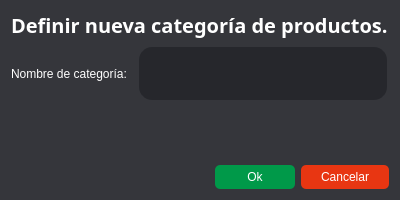
The window that POS_Application/src/ui/categoryformdialog.ui (Svndda/POS) describes before a commit, drawn with Qt 5.
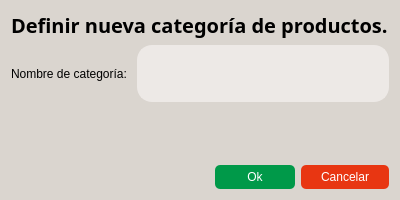
The same window after the commit.

Commit message:
feat/refactor: Theme color changed. CategoryPage added..
- Color application theme changed from grays to white/beige.
- Added inventorySubPage to show the registered categories.

```diff
--- a/POS_Application/src/ui/categoryformdialog.ui
+++ b/POS_Application/src/ui/categoryformdialog.ui
@@ -35,8 +35,8 @@
    <string>Dialog</string>
   </property>
   <property name="styleSheet">
-   <string notr="true">background-color: rgb(53, 54, 59);
-color: rgb(255, 255, 255);</string>
+   <string notr="true">color: black;
+background-color: rgb(218, 213, 207);</string>
   </property>
   <layout class="QVBoxLayout" name="verticalLayout">
    <item>
@@ -49,7 +49,7 @@
       </font>
      </property>
      <property name="styleSheet">
-      <string notr="true">color: rgb(255, 255, 255);</string>
+      <string notr="true">color: black;</string>
      </property>
      <property name="text">
       <string>Definir nueva categoría de productos.</string>
@@ -61,7 +61,7 @@
      <item>
       <widget class="QLabel" name="producCategory_label">
        <property name="styleSheet">
-        <string notr="true">color: rgb(255, 255, 255);</string>
+        <string notr="true">color: black;</string>
        </property>
        <property name="text">
         <string>Nombre de categoría: </string>
@@ -90,16 +90,17 @@
        </property>
        <property name="styleSheet">
         <string notr="true">QLineEdit {
-  border: 2px solid rgb(53, 54, 59);
+  border: 2px solid  rgb(237, 233, 230);
   border-radius: 15px;
 
-  color: rgb(255, 255, 255);
-  background-color: rgb(38, 39, 44);
+  color: black;
+  background-color: rgb(237, 233, 230);
   padding-left: 20px;
   padding-right: 20px;
   padding-top: 10px;
   padding-bottom: 10px;
-}</string>
+}
+</string>
        </property>
        <property name="alignment">
         <set>Qt::AlignmentFlag::AlignLeading|Qt::AlignmentFlag::AlignLeft|Qt::AlignmentFlag::AlignVCenter</set>
```
Left out of the diff: 4 changed lines with no effect on the pictures. The commit also changes 13 other files.
